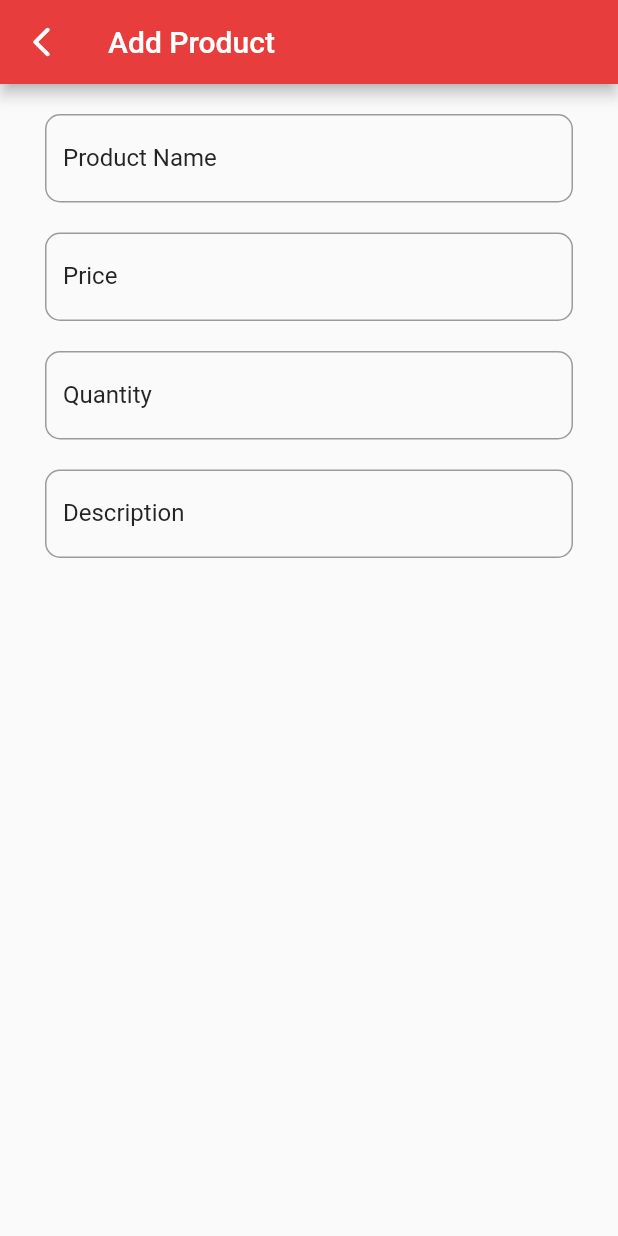
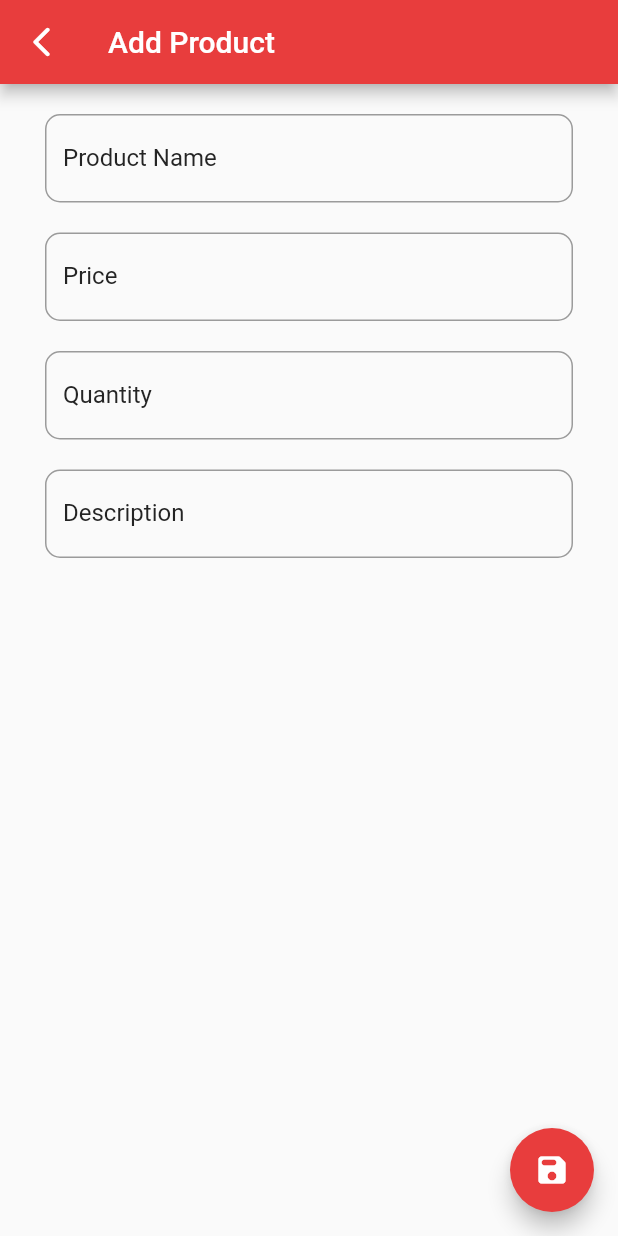
Before and after one commit to Yoga3911/flutter_tdd, a Flutter app: the InsertProductPage screen opened by its route, on a phone screen of 412 x 824 dp. Run offline on Flutter 3.47's test engine with Material 2 defaults, Android fonts, the phone set to English and light mode, and no system bars; our stand-ins replace dartz, dio, equatable, get_it; network calls fail.

Commit message:
update insert product page

```diff
--- a/lib/app/features/insert_product/presentation/pages/insert_product.dart
+++ b/lib/app/features/insert_product/presentation/pages/insert_product.dart
@@ -1,7 +1,7 @@
 import 'package:flutter/material.dart';
-import 'package:my_project/app/features/insert_product/presentation/providers/textfield_provider.dart';
-import 'package:my_project/app/features/insert_product/presentation/widgets/my_text_field.dart';
-import 'package:provider/provider.dart';
+import 'package:my_project/app/features/insert_product/presentation/widgets/my_back_btn.dart';
+import 'package:my_project/app/features/insert_product/presentation/widgets/my_insert_product.dart';
+import 'package:my_project/app/features/insert_product/presentation/widgets/my_save_fab.dart';
 
 class InsertProductPage extends StatelessWidget {
   const InsertProductPage({super.key});
@@ -12,40 +12,10 @@ class InsertProductPage extends StatelessWidget {
       appBar: AppBar(
         title: const Text("Add Product"),
         automaticallyImplyLeading: false,
-        leading: IconButton(
-          onPressed: () => Navigator.pop(context),
-          icon: const Icon(Icons.arrow_back_ios_rounded),
-        ),
+        leading: const MyBackBtn(),
       ),
-      body: ChangeNotifierProvider(
-        create: (_) => TextFieldProvider(),
-        builder: (ctx, _) => Padding(
-          padding: const EdgeInsets.symmetric(
-            horizontal: 30,
-            vertical: 10,
-          ),
-          child: Column(
-            children: [
-              MyTextField(
-                controller: ctx.read<TextFieldProvider>().productName,
-                label: "Product Name",
-              ),
-              MyTextField(
-                controller: ctx.read<TextFieldProvider>().price,
-                label: "Price",
-              ),
-              MyTextField(
-                controller: ctx.read<TextFieldProvider>().quantity,
-                label: "Quantity",
-              ),
-              MyTextField(
-                controller: ctx.read<TextFieldProvider>().description,
-                label: "Description",
-              ),
-            ],
-          ),
-        ),
-      ),
+      floatingActionButton: const MySaveFAB(),
+      body: const MyInsertProduct(),
     );
   }
 }
--- /dev/null
+++ b/lib/app/features/insert_product/presentation/widgets/my_back_btn.dart
@@ -0,0 +1,14 @@
+import 'package:flutter/material.dart';
+
+class MyBackBtn extends StatelessWidget {
+  const MyBackBtn({super.key});
+
+  @override
+  Widget build(BuildContext context) {
+    return IconButton(
+      onPressed: () => Navigator.pop(context),
+      icon: const Icon(Icons.arrow_back_ios_rounded),
+      splashRadius: 20,
+    );
+  }
+}
--- /dev/null
+++ b/lib/app/features/insert_product/presentation/widgets/my_insert_product.dart
@@ -0,0 +1,42 @@
+import 'package:flutter/material.dart';
+import 'package:provider/provider.dart';
+
+import '../providers/textfield_provider.dart';
+import 'my_text_field.dart';
+
+class MyInsertProduct extends StatelessWidget {
+  const MyInsertProduct({super.key});
+
+  @override
+  Widget build(BuildContext context) {
+    return ChangeNotifierProvider(
+      create: (_) => TextFieldProvider(),
+      builder: (ctx, _) => Padding(
+        padding: const EdgeInsets.symmetric(
+          horizontal: 30,
+          vertical: 10,
+        ),
+        child: Column(
+          children: [
+            MyTextField(
+              controller: ctx.read<TextFieldProvider>().productName,
+              label: "Product Name",
+            ),
+            MyTextField(
+              controller: ctx.read<TextFieldProvider>().price,
+              label: "Price",
+            ),
+            MyTextField(
+              controller: ctx.read<TextFieldProvider>().quantity,
+              label: "Quantity",
+            ),
+            MyTextField(
+              controller: ctx.read<TextFieldProvider>().description,
+              label: "Description",
+            ),
+          ],
+        ),
+      ),
+    );
+  }
+}
--- /dev/null
+++ b/lib/app/features/insert_product/presentation/widgets/my_save_fab.dart
@@ -0,0 +1,15 @@
+import 'package:flutter/material.dart';
+
+class MySaveFAB extends StatelessWidget {
+  const MySaveFAB({super.key});
+
+  @override
+  Widget build(BuildContext context) {
+    return FloatingActionButton(
+      onPressed: () {},
+      child: const Icon(
+        Icons.save_rounded,
+      ),
+    );
+  }
+}
```
